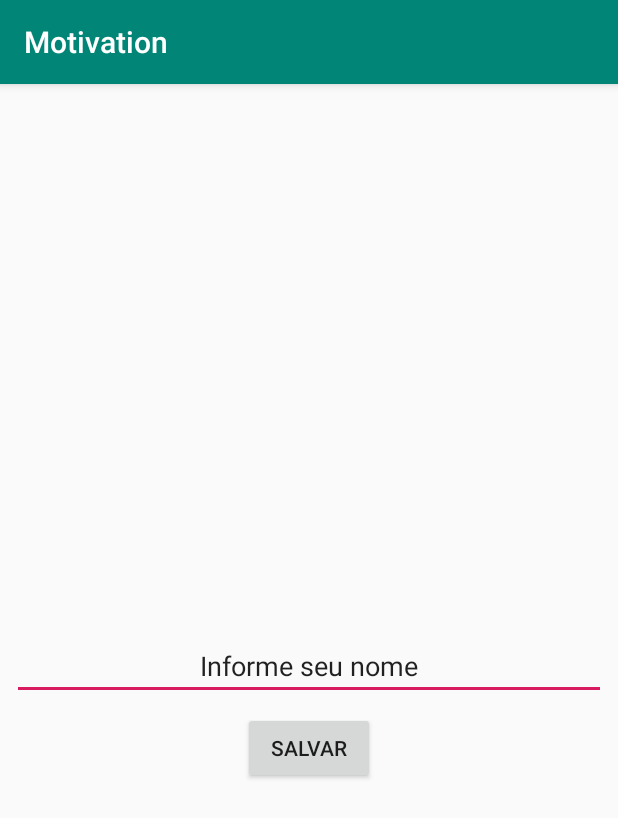
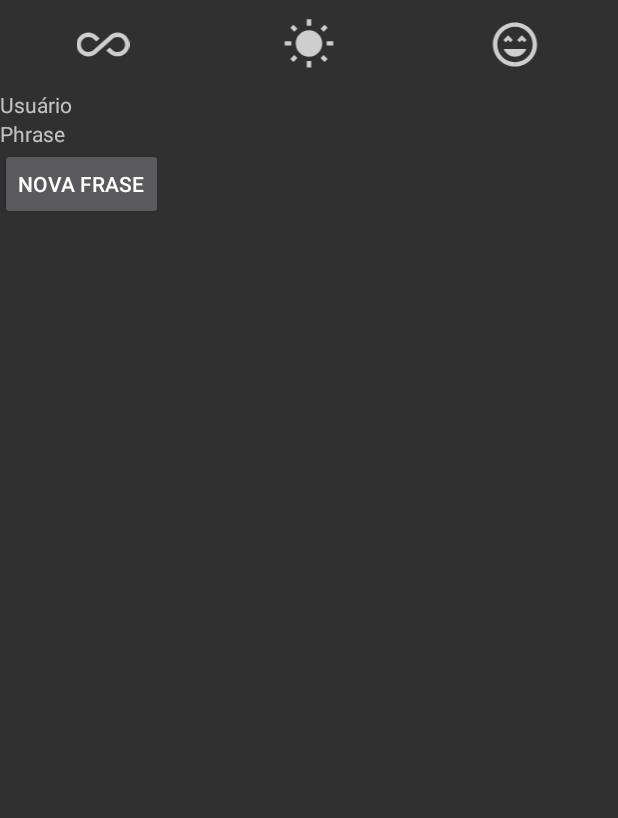
Before and after one commit to CarlosHenriqueMarques/kotlin-motivation, an Android app: the MainActivity screen opened directly, with no data from a screen before it, on a phone screen of 412 x 824 dp. Shown: the top 818 px of the screen. Run offline under Robolectric (Android 15) with nearby library versions, the phone set to English and light mode, and no system bars.

Commit message:
Criando elementos na tela de Activity

```diff
--- a/app/src/main/AndroidManifest.xml
+++ b/app/src/main/AndroidManifest.xml
@@ -19,7 +19,8 @@
                 <category android:name="android.intent.category.LAUNCHER"/>
             </intent-filter>
         </activity>
-        <activity android:name=".MainActivity"/>
+        <activity android:name=".MainActivity"
+            android:theme="@style/Theme.AppCompat.NoActionBar"/>
     </application>
 
 </manifest>
--- /dev/null
+++ b/app/src/main/res/drawable/ic_all_unselect.xml
@@ -0,0 +1,9 @@
+<vector xmlns:android="http://schemas.android.com/apk/res/android"
+        android:width="24dp"
+        android:height="24dp"
+        android:viewportWidth="24.0"
+        android:viewportHeight="24.0">
+    <path
+        android:fillColor="@color/menu_item_unselect"
+        android:pathData="M18.6,6.62c-1.44,0 -2.8,0.56 -3.77,1.53L12,10.66 10.48,12h0.01L7.8,14.39c-0.64,0.64 -1.49,0.99 -2.4,0.99 -1.87,0 -3.39,-1.51 -3.39,-3.38S3.53,8.62 5.4,8.62c0.91,0 1.76,0.35 2.44,1.03l1.13,1 1.51,-1.34L9.22,8.2C8.2,7.18 6.84,6.62 5.4,6.62 2.42,6.62 0,9.04 0,12s2.42,5.38 5.4,5.38c1.44,0 2.8,-0.56 3.77,-1.53l2.83,-2.5 0.01,0.01L13.52,12h-0.01l2.69,-2.39c0.64,-0.64 1.49,-0.99 2.4,-0.99 1.87,0 3.39,1.51 3.39,3.38s-1.52,3.38 -3.39,3.38c-0.9,0 -1.76,-0.35 -2.44,-1.03l-1.14,-1.01 -1.51,1.34 1.27,1.12c1.02,1.01 2.37,1.57 3.82,1.57 2.98,0 5.4,-2.41 5.4,-5.38s-2.42,-5.37 -5.4,-5.37z"/>
+</vector>
--- /dev/null
+++ b/app/src/main/res/drawable/ic_happy_unselected.xml
@@ -0,0 +1,9 @@
+<vector xmlns:android="http://schemas.android.com/apk/res/android"
+        android:width="24dp"
+        android:height="24dp"
+        android:viewportWidth="24.0"
+        android:viewportHeight="24.0">
+    <path
+        android:fillColor="@color/menu_item_unselect"
+        android:pathData="M11.99,2C6.47,2 2,6.47 2,12s4.47,10 9.99,10S22,17.53 22,12 17.52,2 11.99,2zM12,20c-4.42,0 -8,-3.58 -8,-8s3.58,-8 8,-8 8,3.58 8,8 -3.58,8 -8,8zM13,9.94L14.06,11l1.06,-1.06L16.18,11l1.06,-1.06 -2.12,-2.12zM8.88,9.94L9.94,11 11,9.94 8.88,7.82 6.76,9.94 7.82,11zM12,17.5c2.33,0 4.31,-1.46 5.11,-3.5L6.89,14c0.8,2.04 2.78,3.5 5.11,3.5z"/>
+</vector>
--- /dev/null
+++ b/app/src/main/res/drawable/ic_sun_unselect.xml
@@ -0,0 +1,9 @@
+<vector xmlns:android="http://schemas.android.com/apk/res/android"
+        android:width="24dp"
+        android:height="24dp"
+        android:viewportWidth="24.0"
+        android:viewportHeight="24.0">
+    <path
+        android:fillColor="@color/menu_item_unselect"
+        android:pathData="M6.76,4.84l-1.8,-1.79 -1.41,1.41 1.79,1.79 1.42,-1.41zM4,10.5L1,10.5v2h3v-2zM13,0.55h-2L11,3.5h2L13,0.55zM20.45,4.46l-1.41,-1.41 -1.79,1.79 1.41,1.41 1.79,-1.79zM17.24,18.16l1.79,1.8 1.41,-1.41 -1.8,-1.79 -1.4,1.4zM20,10.5v2h3v-2h-3zM12,5.5c-3.31,0 -6,2.69 -6,6s2.69,6 6,6 6,-2.69 6,-6 -2.69,-6 -6,-6zM11,22.45h2L13,19.5h-2v2.95zM3.55,18.54l1.41,1.41 1.79,-1.8 -1.41,-1.41 -1.79,1.8z"/>
+</vector>
--- a/app/src/main/res/layout/activity_main.xml
+++ b/app/src/main/res/layout/activity_main.xml
@@ -1,13 +1,67 @@
 <?xml version="1.0" encoding="utf-8"?>
-<androidx.constraintlayout.widget.ConstraintLayout
-        xmlns:android="http://schemas.android.com/apk/res/android"
+<androidx.constraintlayout.widget.ConstraintLayout xmlns:android="http://schemas.android.com/apk/res/android"
+    xmlns:app="http://schemas.android.com/apk/res-auto"
     xmlns:tools="http://schemas.android.com/tools"
-        xmlns:app="http://schemas.android.com/apk/res-auto"
     android:layout_width="match_parent"
     android:layout_height="match_parent"
     tools:context=".MainActivity">
 
-    <EditText
+
+    <Button
+        android:id="@+id/buttomNewPhrase"
+        android:layout_width="wrap_content"
+        android:layout_height="wrap_content"
+        android:text="Nova Frase"
+        app:layout_constraintTop_toBottomOf="@id/textPhrase" />
+
+    <LinearLayout
+        android:id="@+id/linearMenuFilter"
+        android:layout_width="0dp"
+        android:layout_height="60dp"
+        android:orientation="horizontal"
+        app:layout_constraintLeft_toLeftOf="parent"
+        app:layout_constraintRight_toRightOf="parent">
+
+        <ImageView
+            android:id="@+id/image_all"
+            android:layout_width="0dp"
+            android:layout_height="35dp"
+            android:layout_gravity="center_vertical"
+            android:layout_weight="1"
+            android:src="@drawable/ic_all_unselect" />
+
+        <ImageView
+            android:id="@+id/image_sun"
+            android:layout_width="0dp"
+            android:layout_height="35dp"
+            android:layout_gravity="center_vertical"
+            android:layout_weight="1"
+            android:src="@drawable/ic_sun_unselect" />
+
+        <ImageView
+            android:id="@+id/image_happy"
+            android:layout_width="0dp"
+            android:layout_height="35dp"
+            android:layout_gravity="center_vertical"
+            android:layout_weight="1"
+            android:src="@drawable/ic_happy_unselected" />
+    </LinearLayout>
+
+    <TextView
+        android:id="@+id/textPhrase"
+        android:layout_width="wrap_content"
+        android:layout_height="wrap_content"
+        android:text="Phrase"
+        app:layout_constraintTop_toBottomOf="@id/textUserName" />
+
+    <TextView
+        android:id="@+id/textUserName"
+        android:layout_width="wrap_content"
+        android:layout_height="wrap_content"
+        android:text="Usuário"
+        app:layout_constraintTop_toBottomOf="@id/linearMenuFilter" />
+
+    <!-- <EditText
          android:id="@+id/editName"
          android:layout_width="0dp"
          android:layout_height="wrap_content"
@@ -35,5 +89,5 @@
          android:text="@string/salvar"
          app:layout_constraintEnd_toEndOf="parent"
          app:layout_constraintStart_toStartOf="parent"
-        app:layout_constraintTop_toBottomOf="@+id/editName" />
+         app:layout_constraintTop_toBottomOf="@+id/editName" />-->
 </androidx.constraintlayout.widget.ConstraintLayout>
--- a/app/src/main/res/values/colors.xml
+++ b/app/src/main/res/values/colors.xml
@@ -3,4 +3,7 @@
     <color name="colorPrimary">#008577</color>
     <color name="colorPrimaryDark">#00574B</color>
     <color name="colorAccent">#D81B60</color>
+
+    <color name="menu_item_select">#FFFFFF</color>
+    <color name="menu_item_unselect">#CECECE</color>
 </resources>
--- a/app/src/main/res/values/styles.xml
+++ b/app/src/main/res/values/styles.xml
@@ -9,10 +9,14 @@
     </style>
 
     <style name="Theme.AppCompat.Light.FullScreen" parent="@style/Theme.AppCompat.Light">
-        <!-- Customize your theme here. -->
         <item name="windowNoTitle">true</item>
         <item name="windowActionBar">false</item>
         <item name="android:windowFullscreen">true</item>
     </style>
 
+    <style name="Theme.AppCompat.Light.NoActionBar" parent="@style/Theme.AppCompat.Light">
+        <item name="windowNoTitle">true</item>
+        <item name="windowActionBar">false</item>
+    </style>
+
 </resources>
```
Also changed, not shown: app/src/main/res/drawable/ic_all_select.xml (added, +9 -0 lines), app/src/main/res/drawable/ic_happy_selected.xml (added, +9 -0 lines), app/src/main/res/drawable/ic_sun_select.xml (added, +9 -0 lines). Lines whose indentation alone changed are shown as unchanged.
